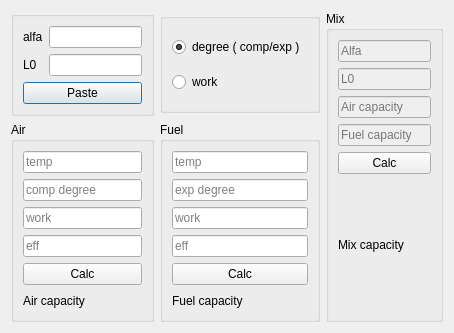
The window that 2modules/endcalc.ui (Ismaxis/212QtMay) describes before a commit, drawn with Qt 5.
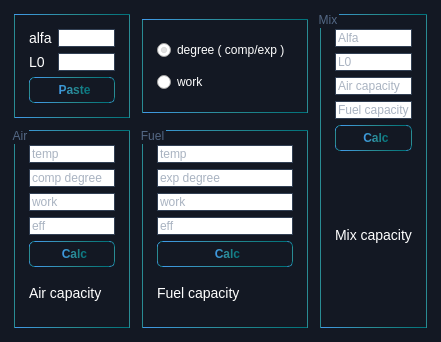
The same window after the commit.

The edit to the form file:
```diff
--- a/2modules/endcalc.ui
+++ b/2modules/endcalc.ui
@@ -6,13 +6,57 @@
    <rect>
     <x>0</x>
     <y>0</y>
-    <width>454</width>
-    <height>333</height>
+    <width>441</width>
+    <height>342</height>
    </rect>
   </property>
   <property name="windowTitle">
    <string>End</string>
   </property>
+  <property name="styleSheet">
+   <string notr="true">QDialog{
+	background:#131823;
+}
+
+QLabel{
+	color: #FFF;
+	font-size: 14px;
+}
+QLineEdit{
+	color: #536784;
+	border: 1px solid #324054;
+	font-size: 12px;
+}
+QRadioButton{
+	color: #FFF;
+}
+
+
+QGroupBox{
+	border: 1px solid qlineargradient(spread:pad, x1:0, y1:1, x2:1, y2:1, stop:0 rgba(65, 154, 232, 255), stop:0.5 rgba(41, 139, 147, 255), stop:1 rgba(0, 113, 122, 255));
+	margin: 3px;
+	padding: 5px;
+	color: #536784;
+}
+
+
+QPushButton{
+	background: #131823;
+    border: 1px solid qlineargradient(spread:pad, x1:0, y1:1, x2:1, y2:1, stop:0 rgba(65, 154, 232, 255), stop:0.5 rgba(41, 139, 147, 255), stop:1 rgba(0, 113, 122, 255));
+	border-radius: 5px;
+	padding: 5 px 5px 5px 5px;
+	color: qlineargradient(spread:pad, x1:0, y1:1, x2:1, y2:1, stop:0 rgba(65, 154, 232, 255), stop:0.5 rgba(41, 139, 147, 255), stop:1 rgba(0, 113, 122, 255));
+	font-weight: 800;
+}
+QPushButton:hover {
+    background:qlineargradient(spread:pad, x1:0, y1:1, x2:1, y2:1, stop:0 rgba(65, 154, 232, 255), stop:0.5 rgba(41, 139, 147, 255), stop:1 rgba(0, 113, 122, 255)); 
+	color: #FFF;
+}
+
+QPushButton:pressed {
+    background:#0E1012;
+}   </string>
+  </property>
   <layout class="QGridLayout" name="gridLayout">
    <item row="0" column="0">
     <widget class="QGroupBox" name="groupBox">
```
